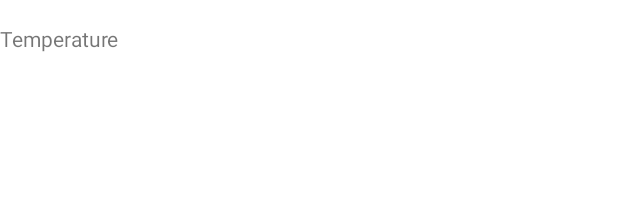
After one commit to abubakar20-02/Android-FitnessTracker, an Android app: the layout activity_course.xml on its own in the app's theme, with its tools: preview values and no code run, on a phone screen of 412 x 824 dp. The commit adds this screen. Shown: the top 222 px of the screen. Run offline under Robolectric (Android 15) with nearby library versions, the phone set to English and light mode, and no system bars.

Commit message:
main page connects to run and statistic page.

```diff
--- a/app/build.gradle
+++ b/app/build.gradle
@@ -14,6 +14,10 @@ android {
         versionName "1.0"
 
         testInstrumentationRunner "androidx.test.runner.AndroidJUnitRunner"
+    }
+
+    buildFeatures {
+        dataBinding = true
     }
 
     buildTypes {
--- a/app/src/main/res/drawable/roundbutton.xml
+++ b/app/src/main/res/drawable/roundbutton.xml
@@ -2,7 +2,6 @@
 <!-- https://stackoverflow.com/questions/10266595/how-to-make-a-round-button -->
 <shape xmlns:android="http://schemas.android.com/apk/res/android"
     android:shape="rectangle">
-    <solid android:color="#eeffffff" />
     <corners android:bottomRightRadius="32dp"
         android:bottomLeftRadius="32dp"
         android:topRightRadius="32dp"
--- /dev/null
+++ b/app/src/main/res/layout/activity_course.xml
@@ -0,0 +1,17 @@
+<?xml version="1.0" encoding="utf-8"?>
+<androidx.constraintlayout.widget.ConstraintLayout xmlns:android="http://schemas.android.com/apk/res/android"
+    xmlns:app="http://schemas.android.com/apk/res-auto"
+    xmlns:tools="http://schemas.android.com/tools"
+    android:layout_width="match_parent"
+    android:layout_height="match_parent"
+    tools:context=".Course">
+
+    <TextView
+        android:id="@+id/Temperature"
+        android:layout_width="wrap_content"
+        android:layout_height="wrap_content"
+        android:layout_marginTop="16dp"
+        android:text="@string/Temperature"
+        app:layout_constraintStart_toStartOf="parent"
+        app:layout_constraintTop_toTopOf="parent" />
+</androidx.constraintlayout.widget.ConstraintLayout>
--- a/app/src/main/res/values/strings.xml
+++ b/app/src/main/res/values/strings.xml
@@ -2,4 +2,5 @@
     <string name="app_name">Fitness Tracker</string>
     <string name="StartButtonText">Start</string>
     <string name="StatisticButtonText">Statistics</string>
+    <string name="Temperature">Temperature</string>
 </resources>
```
Also changed, not shown: app/src/main/AndroidManifest.xml (+14 -0 lines), app/src/main/java/com/example/cw3/Course.java (added, +14 -0 lines), app/src/main/java/com/example/cw3/MainActivity.java (+23 -6 lines), app/src/main/java/com/example/cw3/StatisticActivity.java (added, +14 -0 lines), app/src/main/res/layout/activity_main.xml (+5 -2 lines), app/src/main/res/layout/activity_statistic.xml (added, +19 -0 lines).
